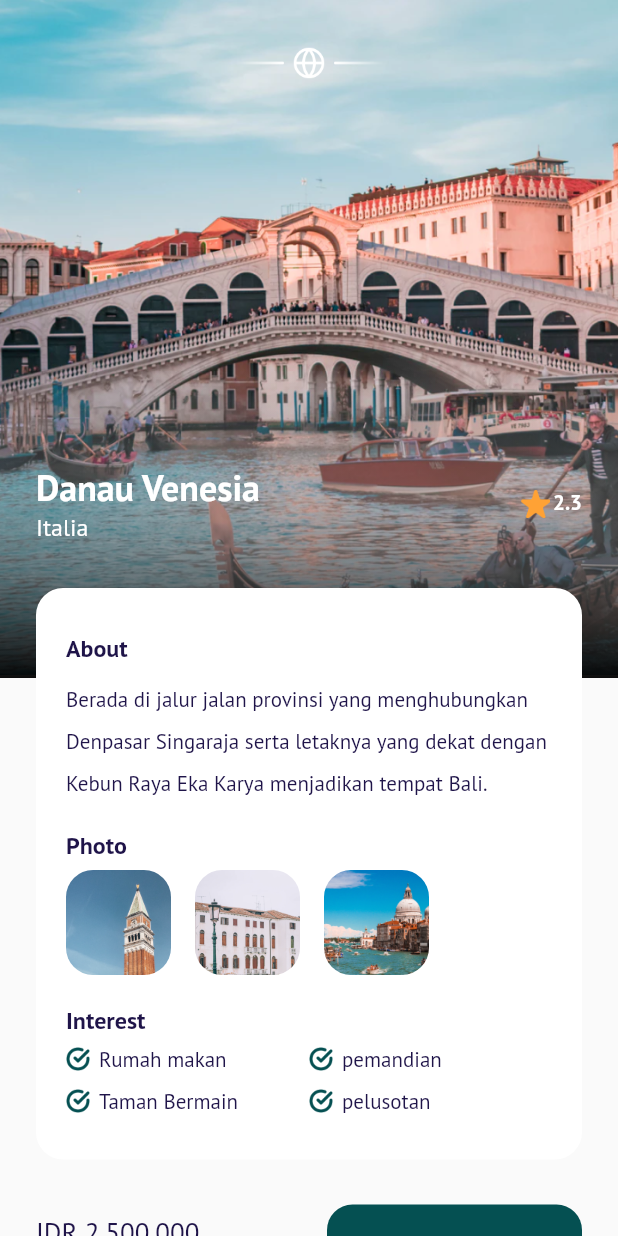
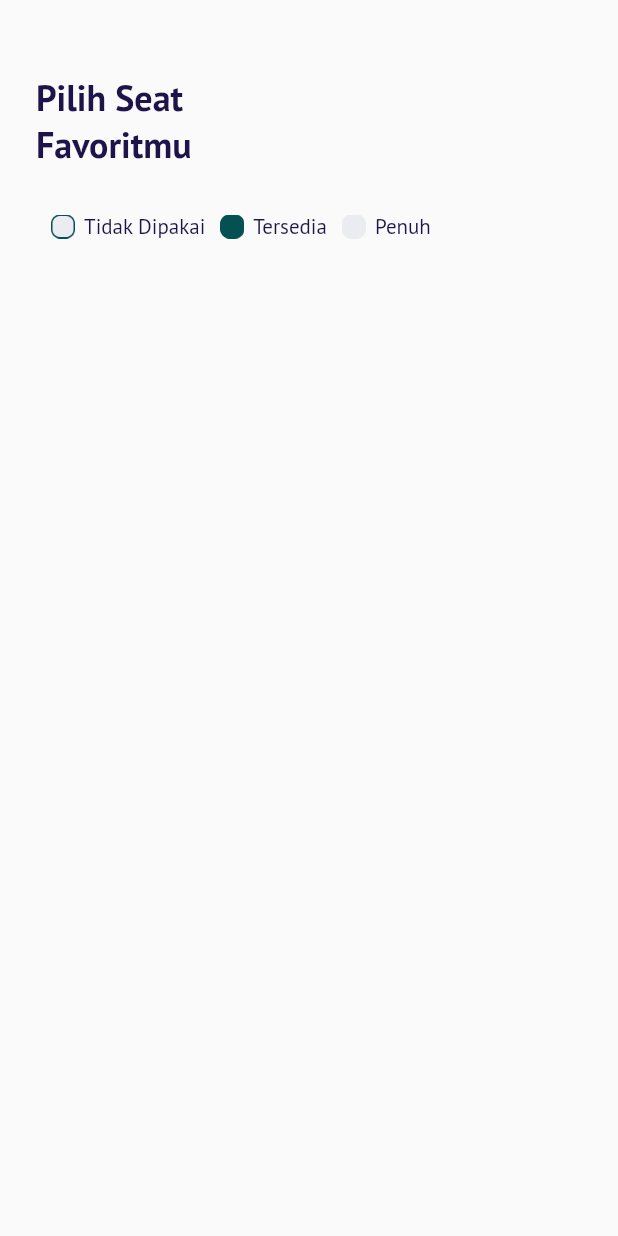
Before and after one commit to fredibagus12/terbangin-apps, a Flutter app: the DetailPage screen opened directly, after a tap on "pesan ini", on a phone screen of 412 x 824 dp. Run offline on Flutter 3.47's test engine with Material 2 defaults, Android fonts, the phone set to English and light mode, and no system bars; our stand-ins replace google_fonts.

Commit message:
Choose Seat Page - Title & Status

```diff
--- /dev/null
+++ b/terbangin/lib/ui/pages/choose_seat_page.dart
@@ -0,0 +1,96 @@
+import 'package:flutter/material.dart';
+import 'package:flutter/rendering.dart';
+import 'package:terbangin/shared/theme.dart';
+
+class ChooseSeatPage extends StatelessWidget {
+  const ChooseSeatPage({Key? key}) : super(key: key);
+
+  @override
+  Widget build(BuildContext context) {
+    Widget title() {
+      return Container(
+        margin: const EdgeInsets.only(top: 50),
+        // ignore: prefer_const_constructors
+        child: Text(
+          'Pilih Seat \nFavoritmu',
+          style: blackTextStyle.copyWith(
+            fontSize: 24,
+            fontWeight: semiBold,
+          ),
+        ),
+      );
+    }
+
+    Widget seatStatus() {
+      return Container(
+        margin: const EdgeInsets.only(top: 30),
+        child: Row(
+          children: [
+            Container(
+              width: 16,
+              height: 16,
+              margin: const EdgeInsets.only(left: 10, right: 6),
+              decoration: const BoxDecoration(
+                image: DecorationImage(
+                  image: AssetImage(
+                    'assets/available.png',
+                  ),
+                ),
+              ),
+            ),
+            Text(
+              'Tidak Dipakai',
+              style: blackTextStyle,
+            ),
+            Container(
+              width: 16,
+              height: 16,
+              margin: const EdgeInsets.only(left: 10, right: 6),
+              decoration: const BoxDecoration(
+                image: DecorationImage(
+                  image: AssetImage(
+                    'assets/select.png',
+                  ),
+                ),
+              ),
+            ),
+            Text(
+              'Tersedia',
+              style: blackTextStyle,
+            ),
+            Container(
+              width: 16,
+              height: 16,
+              margin: const EdgeInsets.only(left: 10, right: 6),
+              decoration: const BoxDecoration(
+                image: DecorationImage(
+                  image: AssetImage(
+                    'assets/terpakai.png',
+                  ),
+                ),
+              ),
+            ),
+            Text(
+              'Penuh',
+              style: blackTextStyle,
+            ),
+          ],
+        ),
+      );
+    }
+
+    return Scaffold(
+      backgroundColor: kBackgroundColor,
+      body: ListView(
+        // ignore: prefer_const_constructors
+        padding: EdgeInsets.symmetric(
+          horizontal: 24,
+        ),
+        children: [
+          title(),
+          seatStatus(),
+        ],
+      ),
+    );
+  }
+}
--- a/terbangin/lib/ui/pages/detail_page.dart
+++ b/terbangin/lib/ui/pages/detail_page.dart
@@ -2,6 +2,7 @@
 
 import 'package:flutter/material.dart';
 import 'package:terbangin/shared/theme.dart';
+import 'package:terbangin/ui/pages/choose_seat_page.dart';
 import 'package:terbangin/ui/widget/custom_button.dart';
 import 'package:terbangin/ui/widget/interest_item.dart';
 import 'package:terbangin/ui/widget/photo_item.dart';
@@ -253,7 +254,14 @@ class DetailPage extends StatelessWidget {
                   ),
                   CustomButton(
                     title: 'pesan ini',
-                    onPressed: () {},
+                    onPressed: () {
+                      Navigator.push(
+                        context,
+                        MaterialPageRoute(
+                          builder: (context) => ChooseSeatPage(),
+                        ),
+                      );
+                    },
                     width: 170,
                   )
                 ],
--- a/terbangin/lib/ui/pages/get_started.dart
+++ b/terbangin/lib/ui/pages/get_started.dart
@@ -18,6 +18,7 @@ class GetStartedPage extends StatelessWidget {
             height: double.infinity,
             decoration: BoxDecoration(
               image: DecorationImage(
+                fit: BoxFit.cover,
                 image: AssetImage(
                   'assets/image_get_started.png',
                 ),
--- a/terbangin/lib/ui/pages/sign_up_page.dart
+++ b/terbangin/lib/ui/pages/sign_up_page.dart
@@ -65,7 +65,6 @@ class SignUpPage extends StatelessWidget {
       }
 
       Widget submitButton() {
-        // ignore: sized_box_for_whitespace
         return CustomButton(
           title: 'mulai terbang Skarang',
           onPressed: () {
--- a/terbangin/lib/ui/pages/splash_page.dart
+++ b/terbangin/lib/ui/pages/splash_page.dart
@@ -33,9 +33,13 @@ class _SplashPageState extends State<SplashPage> {
             Container(
               width: 100,
               height: 100,
-              margin: const EdgeInsets.only(bottom: 50),
-              decoration: const BoxDecoration(
+              // ignore: prefer_const_constructors
+              margin: EdgeInsets.only(bottom: 50),
+              // ignore: prefer_const_constructors
+              decoration: BoxDecoration(
+                // ignore: prefer_const_constructors
                 image: DecorationImage(
+                  // ignore: prefer_const_constructors
                   image: AssetImage(
                     'assets/icon_plane.png',
                   ),
```
Also changed, not shown: terbangin/assets/Rectangle 17.png (added), terbangin/assets/available.png (added), terbangin/assets/select.png (added), terbangin/assets/selected.png (added), terbangin/assets/terpakai.png (added), terbangin/assets/unavaila.png (added).
